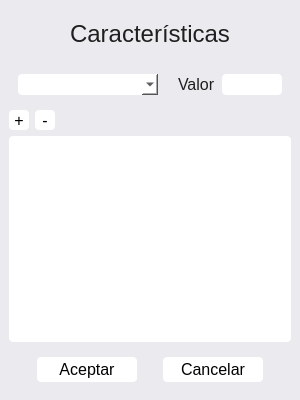
The window that view/caracteristicasView.ui (donjosh-ua/agencia_inmobiliaria) describes before a commit, drawn with Qt 5.
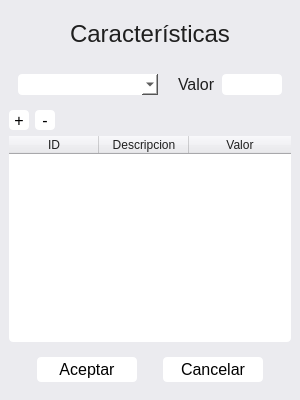
The same window after the commit.

Commit message: funciona agregar inmuebles y caracteristicas

```diff
--- a/view/caracteristicasView.ui
+++ b/view/caracteristicasView.ui
@@ -252,6 +252,33 @@
 	border-radius: 4px;
 }</string>
       </property>
+      <property name="selectionBehavior">
+       <enum>QAbstractItemView::SelectRows</enum>
+      </property>
+      <attribute name="horizontalHeaderMinimumSectionSize">
+       <number>30</number>
+      </attribute>
+      <attribute name="horizontalHeaderDefaultSectionSize">
+       <number>90</number>
+      </attribute>
+      <attribute name="horizontalHeaderStretchLastSection">
+       <bool>true</bool>
+      </attribute>
+      <column>
+       <property name="text">
+        <string>ID</string>
+       </property>
+      </column>
+      <column>
+       <property name="text">
+        <string>Descripcion</string>
+       </property>
+      </column>
+      <column>
+       <property name="text">
+        <string>Valor</string>
+       </property>
+      </column>
      </widget>
     </item>
     <item>
```
The commit also changes 8 other files.
